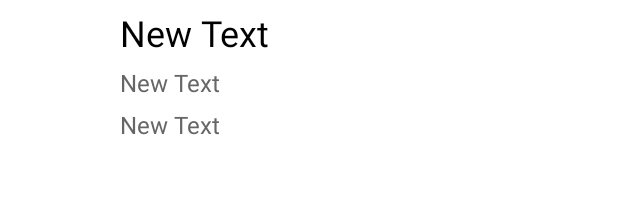
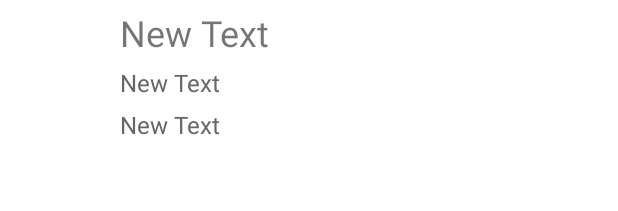
Before and after one commit to sedoll/Android_Kotlin_Study, an Android app: the layout list_item.xml on its own in the app's theme, with its tools: preview values and no code run, on a phone screen of 412 x 824 dp. Shown: the top 211 px of the screen. Run offline under Robolectric (Android 15) with nearby library versions, the phone set to English and light mode, and no system bars; network calls fail.

Commit message:
20230222

```diff
--- a/movie/app/src/main/java/org/techtown/movie/ListViewItem.kt
+++ b/movie/app/src/main/java/org/techtown/movie/ListViewItem.kt
@@ -2,4 +2,4 @@ package org.techtown.movie
 
 import android.graphics.drawable.Drawable
 
-data class ListViewItem(val icon: Drawable, val title: String, val openingDate: String, val attendance: String)
+data class ListViewItem(val icon: Drawable?, val title: String?, val openingDate: String?, val attendance: String?)
--- a/movie/app/src/main/res/layout/activity_main.xml
+++ b/movie/app/src/main/res/layout/activity_main.xml
@@ -14,8 +14,10 @@
     <Button
         android:id="@+id/add_button"
         android:layout_width="match_parent"
-        android:layout_height="wrap_content"
+        android:layout_height="70dp"
         android:text="영화 조회"
-        android:layout_weight="2"/>
+        android:layout_weight="2"
+        android:textSize="20sp"/>
+
 
 </LinearLayout>
--- a/movie/app/src/main/res/layout/list_item.xml
+++ b/movie/app/src/main/res/layout/list_item.xml
@@ -20,8 +20,7 @@
             android:layout_height="wrap_content"
             android:text="New Text"
             android:id="@+id/text_title"
-            android:textSize="24sp"
-            android:textColor="#000000"
+            android:textSize="24dp"
             android:gravity="center_vertical"
             android:layout_weight="2"
             android:maxLength="15" />
@@ -31,7 +30,7 @@
             android:layout_height="wrap_content"
             android:text="New Text"
             android:id="@+id/text_openingDate_title"
-            android:textSize="16sp"
+            android:textSize="16dp"
             android:textColor="#666666"
             android:layout_weight="1" />
 
@@ -40,7 +39,7 @@
             android:layout_height="wrap_content"
             android:text="New Text"
             android:id="@+id/text_attendance_title"
-            android:textSize="16sp"
+            android:textSize="16dp"
             android:textColor="#666666"
             android:layout_weight="1" />
     </LinearLayout>
--- a/movie/app/src/main/res/values-night/themes.xml
+++ b/movie/app/src/main/res/values-night/themes.xml
@@ -4,13 +4,14 @@
         <!-- Primary brand color. -->
         <item name="colorPrimary">@color/purple_200</item>
         <item name="colorPrimaryVariant">@color/purple_700</item>
-        <item name="colorOnPrimary">@color/black</item>
+        <item name="colorOnPrimary">@color/white</item>
         <!-- Secondary brand color. -->
         <item name="colorSecondary">@color/teal_200</item>
         <item name="colorSecondaryVariant">@color/teal_200</item>
-        <item name="colorOnSecondary">@color/black</item>
+        <item name="colorOnSecondary">@color/white</item>
         <!-- Status bar color. -->
-        <item name="android:statusBarColor" tools:targetApi="l">?attr/colorPrimaryVariant</item>
+        <item name="android:statusBarColor" tools:targetApi="l">@color/black</item>
+        <item name="android:windowLightStatusBar" tools:targetApi="m">false</item>
         <!-- Customize your theme here. -->
         <item name="windowNoTitle">true</item>
     </style>
--- a/movie/app/src/main/res/values/themes.xml
+++ b/movie/app/src/main/res/values/themes.xml
@@ -10,7 +10,8 @@
         <item name="colorSecondaryVariant">@color/teal_700</item>
         <item name="colorOnSecondary">@color/black</item>
         <!-- Status bar color. -->
-        <item name="android:statusBarColor" tools:targetApi="l">?attr/colorPrimaryVariant</item>
+        <item name="android:statusBarColor" tools:targetApi="l">@color/white</item>
+        <item name="android:windowLightStatusBar" tools:targetApi="m">true</item>
         <!-- Customize your theme here. -->
         <item name="windowNoTitle">true</item>
     </style>
```
Also changed, not shown: movie/app/src/main/java/org/techtown/movie/SubActivity.kt (+36 -12 lines), movie/app/src/main/res/layout/subactivity.xml (+4 -5 lines).
